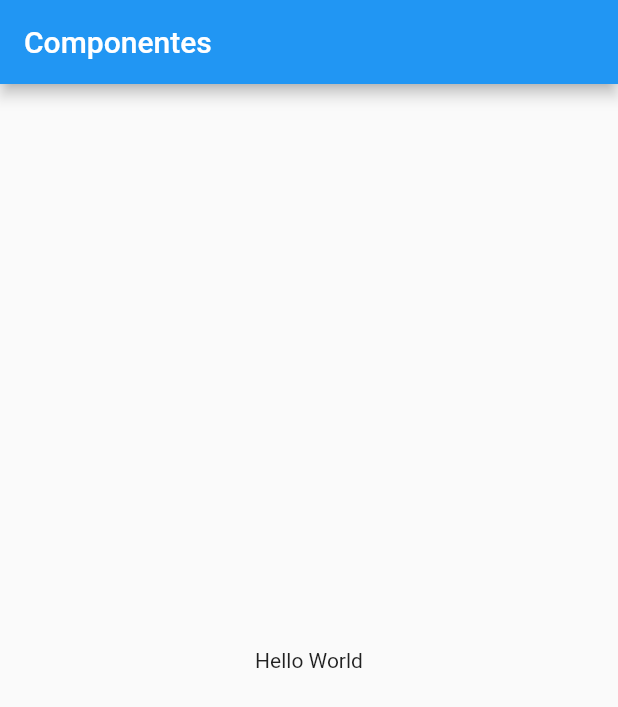
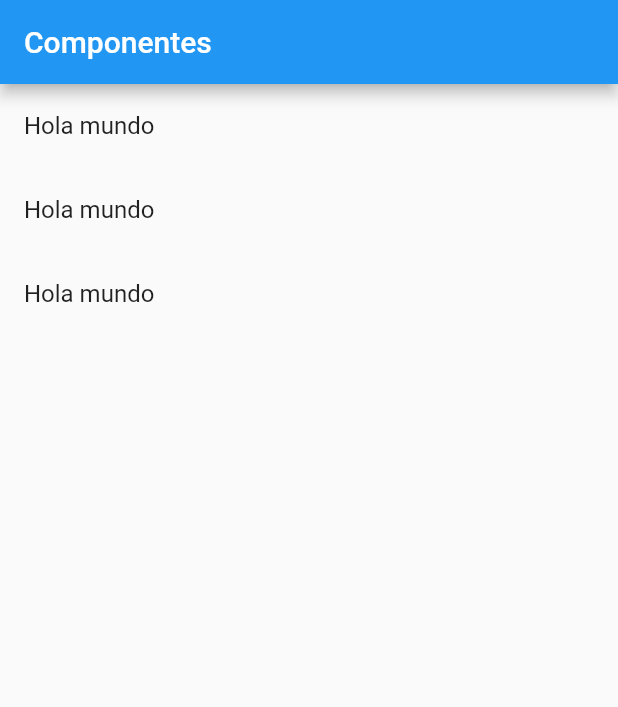
Before and after one commit to jdavellanedag/FlutterComponents, a Flutter app: the screen it shows after launch, on a phone screen of 412 x 824 dp. Shown: the top 707 px of the screen. Run offline on Flutter 3.47's test engine with Material 2 defaults, Android fonts, the phone set to English and light mode, and no system bars.

Commit message:
Added some stuff

```diff
--- a/lib/main.dart
+++ b/lib/main.dart
@@ -1,4 +1,6 @@
 import 'package:flutter/material.dart';
+
+import 'package:componentes/src/pages/home_page.dart';
 
 void main() => runApp(MyApp());
 
@@ -6,17 +8,8 @@ class MyApp extends StatelessWidget {
   @override
   Widget build(BuildContext context) {
     return MaterialApp(
-      title: 'Componentes App',
-      home: Scaffold(
-        appBar: AppBar(
-          title: Text('Componentes'),
-        ),
-        body: Center(
-          child: Container(
-            child: Text('Hello World'),
-          ),
-        ),
-      ),
-    );
+        title: 'Componentes App',
+        debugShowCheckedModeBanner: false,
+        home: HomePage());
   }
 }
--- /dev/null
+++ b/lib/src/pages/home_page.dart
@@ -0,0 +1,36 @@
+import 'package:flutter/material.dart';
+
+import 'package:componentes/src/providers/menu_provider.dart';
+
+class HomePage extends StatelessWidget {
+  @override
+  Widget build(BuildContext context) {
+    return Scaffold(
+      appBar: AppBar(
+        title: Text("Componentes"),
+      ),
+      body: _list(),
+    );
+  }
+
+  Widget _list() {
+    print(menuProvider.options);
+    return ListView(
+      children: _listItems(),
+    );
+  }
+
+  List<Widget> _listItems() {
+    return [
+      ListTile(
+        title: Text("Hola mundo"),
+      ),
+      ListTile(
+        title: Text("Hola mundo"),
+      ),
+      ListTile(
+        title: Text("Hola mundo"),
+      ),
+    ];
+  }
+}
--- a/pubspec.yaml
+++ b/pubspec.yaml
@@ -45,7 +45,8 @@ flutter:
   uses-material-design: true
 
   # To add assets to your application, add an assets section, like this:
-  # assets:
+  assets:
+    - data/menu_opts.json
   #   - images/a_dot_burr.jpeg
   #   - images/a_dot_ham.jpeg
 
```
Also changed, not shown: data/menu_opts.json (added, +20 -0 lines), lib/src/pages/home_temp.dart (added, +32 -0 lines), lib/src/providers/menu_provider.dart (added, +17 -0 lines).
